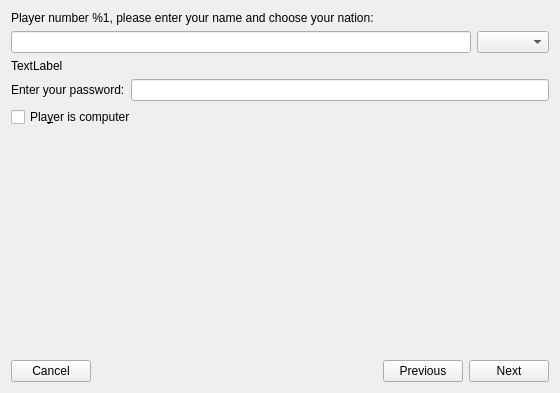
The window that ksirk/Dialogs/qplayersetupdialog.ui (KDE/ksirk) describes before a commit, drawn with Qt 5.
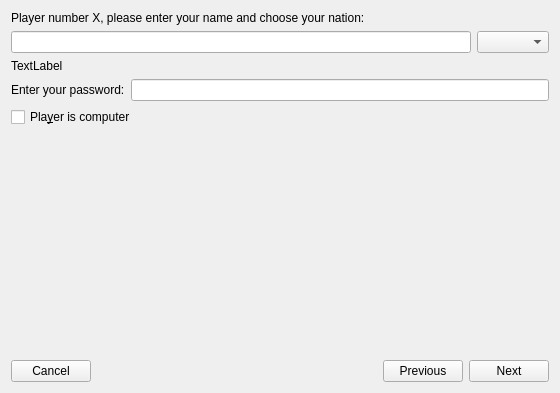
The same window after the commit. Icons and pictures are not drawn.

Commit message:
Avoid runtime warning about missing argument in strings from ui file
The very strings are actually not used, the very text for the labels
instead is set by code at runtime, using context information.

Having some dummy text helps people working visually on UI files though.
While UI files do not support tagging properties as preview-only, with
the "notr" attribute at least the generated code will only set the given
string as-is during setup, not also generate code trying to look-up
a translation, as well as indicate to KDE's localization string extraction
system to skip this string.

What changed in the file:
```diff
--- a/ksirk/Dialogs/qplayersetupdialog.ui
+++ b/ksirk/Dialogs/qplayersetupdialog.ui
@@ -17,7 +17,7 @@
       <enum>QFrame::NoFrame</enum>
      </property>
      <property name="text">
-      <string>Player number %1, please enter your name and choose your nation:</string>
+      <string notr="true" extracomment="Design placeholder, text set by code">Player number X, please enter your name and choose your nation:</string>
      </property>
      <property name="wordWrap">
       <bool>true</bool>
```
The commit also changes 1 other file.
